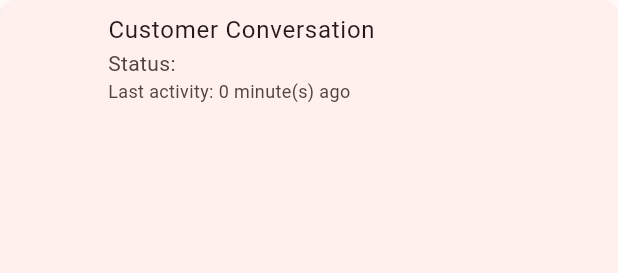
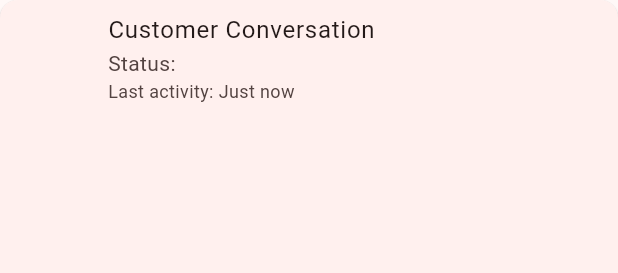
Before and after one commit to arepudin/fyp_2, a Flutter app: the _ConversationCard widget shown alone on an empty page, opened directly with empty values, on a phone screen of 412 x 824 dp. Shown: the top 273 px of the screen. Run offline on Flutter 3.47's test engine with Material 3 defaults, Android fonts, the light colour scheme and no system bars; our stand-ins replace flutter_svg, google_sign_in, image_picker, shared_preferences, supabase_flutter; accounts and stored records are empty.

Commit message:
update_12.2

```diff
--- a/lib/screens/tailors/chat_management.dart
+++ b/lib/screens/tailors/chat_management.dart
@@ -57,7 +57,7 @@ class _TailorChatManagementState extends State<TailorChatManagement> {
   return supabase
       .from('chat_conversations')
       .stream(primaryKey: ['id'])
-      .order('created_at', ascending: false);
+      .order('last_message_at', ascending: false);
 }
 }
 
@@ -68,7 +68,7 @@ class _ConversationCard extends StatelessWidget {
 
   @override
   Widget build(BuildContext context) {
-    final status = conversation['status'] as String;
+    final status = conversation['status'] as String? ?? 'unknown';
     final Color statusColor = status == 'active'
         ? Colors.green
         : status == 'pending'
@@ -88,17 +88,12 @@ class _ConversationCard extends StatelessWidget {
           children: [
             Text('Status: $status'),
             Text(
-              'Last activity: ${_formatDate(conversation['last_message_at'])}',
+              'Last activity: ${_formatDate(conversation['last_message_at'] ?? conversation['created_at'])}',
               style: const TextStyle(fontSize: 12),
             ),
           ],
         ),
-        trailing: status == 'pending'
-            ? ElevatedButton(
-                onPressed: () => _acceptConversation(context),
-                child: const Text('Accept'),
-              )
-            : const Icon(Icons.arrow_forward_ios),
+        trailing: const Icon(Icons.arrow_forward_ios),
         onTap: () {
           Navigator.push(
             context,
@@ -111,40 +106,10 @@ class _ConversationCard extends StatelessWidget {
     );
   }
 
-  Future<void> _acceptConversation(BuildContext context) async {
+  String _formatDate(String? timestamp) {
+    if (timestamp == null) return 'Unknown';
+
     try {
-      final user = supabase.auth.currentUser;
-      if (user == null) return;
-
-      await supabase
-          .from('chat_conversations')
-          .update({
-            'tailor_id': user.id,
-            'status': 'active',
-          })
-          .eq('id', conversation['id']);
-
-      if (context.mounted) {
-        ScaffoldMessenger.of(context).showSnackBar(
-          const SnackBar(
-            content: Text('Conversation accepted!'),
-            backgroundColor: Colors.green,
-          ),
-        );
-      }
-    } catch (e) {
-      if (context.mounted) {
-        ScaffoldMessenger.of(context).showSnackBar(
-          SnackBar(
-            content: Text('Error: $e'),
-            backgroundColor: Colors.red,
-          ),
-        );
-      }
-    }
-  }
-
-  String _formatDate(String timestamp) {
       final dateTime = DateTime.parse(timestamp);
       final now = DateTime.now();
       final difference = now.difference(dateTime);
@@ -153,8 +118,13 @@ class _ConversationCard extends StatelessWidget {
         return '${difference.inDays} day(s) ago';
       } else if (difference.inHours > 0) {
         return '${difference.inHours} hour(s) ago';
+      } else if (difference.inMinutes > 0) {
+        return '${difference.inMinutes} minute(s) ago';
       } else {
-      return '${difference.inMinutes} minute(s) ago';
+        return 'Just now';
+      }
+    } catch (e) {
+      return 'Unknown';
     }
   }
 }
--- a/pubspec.yaml
+++ b/pubspec.yaml
@@ -39,6 +39,7 @@ dependencies:
   flutter_svg: ^2.2.0
   image_picker: ^1.1.2
   file_picker: ^10.2.0
+  async: ^2.13.0
 
 
 
```
Also changed, not shown: pubspec.lock. Lines whose indentation alone changed are shown as unchanged.
